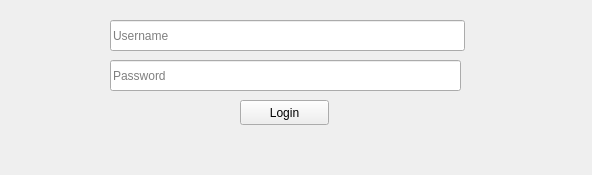
Before: the Qt Designer form windows/login.ui in sensehawk/qgis_plugin, drawn with Qt 5.
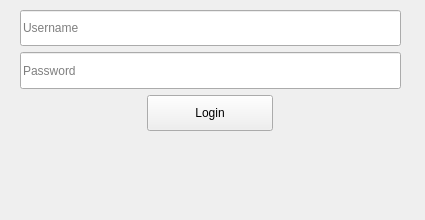
After: the same form once the commit is applied. Custom widgets are drawn as their Qt base class.

```diff
--- a/windows/login.ui
+++ b/windows/login.ui
@@ -6,8 +6,8 @@
    <rect>
     <x>0</x>
     <y>0</y>
-    <width>592</width>
-    <height>175</height>
+    <width>425</width>
+    <height>220</height>
    </rect>
   </property>
   <property name="sizePolicy">
@@ -18,7 +18,7 @@
   </property>
   <property name="minimumSize">
    <size>
-    <width>553</width>
+    <width>100</width>
     <height>155</height>
    </size>
   </property>
@@ -26,53 +26,18 @@
    <string/>
   </property>
   <widget class="QWidget" name="dockWidgetContents">
-   <widget class="QgsPasswordLineEdit" name="userPassword">
+   <widget class="QWidget" name="layoutWidget">
     <property name="geometry">
      <rect>
-      <x>110</x>
-      <y>60</y>
-      <width>351</width>
-      <height>31</height>
+      <x>20</x>
+      <y>10</y>
+      <width>381</width>
+      <height>121</height>
      </rect>
     </property>
-    <property name="sizePolicy">
-     <sizepolicy hsizetype="Expanding" vsizetype="Expanding">
-      <horstretch>0</horstretch>
-      <verstretch>0</verstretch>
-     </sizepolicy>
-    </property>
-    <property name="placeholderText">
-     <string>Password</string>
-    </property>
-   </widget>
-   <widget class="QPushButton" name="loginButton">
-    <property name="geometry">
-     <rect>
-      <x>240</x>
-      <y>100</y>
-      <width>89</width>
-      <height>25</height>
-     </rect>
-    </property>
-    <property name="sizePolicy">
-     <sizepolicy hsizetype="Expanding" vsizetype="Expanding">
-      <horstretch>0</horstretch>
-      <verstretch>0</verstretch>
-     </sizepolicy>
-    </property>
-    <property name="text">
-     <string>Login</string>
-    </property>
-   </widget>
+    <layout class="QVBoxLayout" name="verticalLayout">
+     <item>
    <widget class="QLineEdit" name="userName">
-    <property name="geometry">
-     <rect>
-      <x>110</x>
-      <y>20</y>
-      <width>355</width>
-      <height>31</height>
-     </rect>
-    </property>
     <property name="sizePolicy">
      <sizepolicy hsizetype="Expanding" vsizetype="Expanding">
       <horstretch>0</horstretch>
@@ -81,7 +46,7 @@
     </property>
     <property name="minimumSize">
      <size>
-      <width>355</width>
+         <width>10</width>
       <height>0</height>
      </size>
     </property>
@@ -94,6 +59,77 @@
     <property name="clearButtonEnabled">
      <bool>true</bool>
     </property>
+      </widget>
+     </item>
+     <item>
+      <widget class="QgsPasswordLineEdit" name="userPassword">
+       <property name="sizePolicy">
+        <sizepolicy hsizetype="Expanding" vsizetype="Expanding">
+         <horstretch>0</horstretch>
+         <verstretch>0</verstretch>
+        </sizepolicy>
+       </property>
+       <property name="minimumSize">
+        <size>
+         <width>10</width>
+         <height>0</height>
+        </size>
+       </property>
+       <property name="placeholderText">
+        <string>Password</string>
+       </property>
+      </widget>
+     </item>
+     <item>
+      <layout class="QHBoxLayout" name="horizontalLayout">
+       <item>
+        <spacer name="horizontalSpacer">
+         <property name="orientation">
+          <enum>Qt::Horizontal</enum>
+         </property>
+         <property name="sizeHint" stdset="0">
+          <size>
+           <width>118</width>
+           <height>20</height>
+          </size>
+         </property>
+        </spacer>
+       </item>
+       <item>
+        <widget class="QPushButton" name="loginButton">
+         <property name="sizePolicy">
+          <sizepolicy hsizetype="Expanding" vsizetype="Expanding">
+           <horstretch>0</horstretch>
+           <verstretch>0</verstretch>
+          </sizepolicy>
+         </property>
+         <property name="minimumSize">
+          <size>
+           <width>10</width>
+           <height>0</height>
+          </size>
+         </property>
+         <property name="text">
+          <string>Login</string>
+         </property>
+        </widget>
+       </item>
+       <item>
+        <spacer name="horizontalSpacer_2">
+         <property name="orientation">
+          <enum>Qt::Horizontal</enum>
+         </property>
+         <property name="sizeHint" stdset="0">
+          <size>
+           <width>128</width>
+           <height>20</height>
+          </size>
+         </property>
+        </spacer>
+       </item>
+      </layout>
+     </item>
+    </layout>
    </widget>
   </widget>
  </widget>
```
Lines whose indentation alone changed are shown as unchanged.
